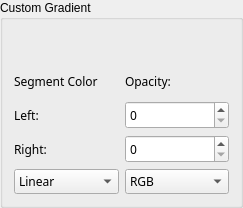
Qt form krita/ui/forms/wdgautogradient.ui (KDE/krita) before a commit.
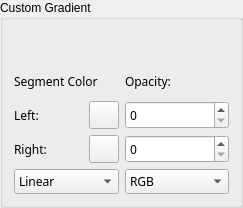
The same form after that commit. Custom widgets are drawn as their Qt base class.

Commit message:
Fix opacity handling in the gradient editing dialog.
* opacity goes up to 100
* don't get rounded to 0 all the time, first multiply then divide

```diff
--- a/krita/ui/forms/wdgautogradient.ui
+++ b/krita/ui/forms/wdgautogradient.ui
@@ -115,9 +115,7 @@
             <item>
              <widget class="KColorButton" name="leftColorButton" >
               <property name="sizePolicy" >
-               <sizepolicy>
-                <hsizetype>0</hsizetype>
-                <vsizetype>0</vsizetype>
+               <sizepolicy vsizetype="Fixed" hsizetype="Fixed" >
                 <horstretch>0</horstretch>
                 <verstretch>0</verstretch>
                </sizepolicy>
@@ -175,9 +173,7 @@
             <item>
              <widget class="KColorButton" name="rightColorButton" >
               <property name="sizePolicy" >
-               <sizepolicy>
-                <hsizetype>0</hsizetype>
-                <vsizetype>0</vsizetype>
+               <sizepolicy vsizetype="Fixed" hsizetype="Fixed" >
                 <horstretch>0</horstretch>
                 <verstretch>0</verstretch>
                </sizepolicy>
@@ -386,24 +382,20 @@
  <customwidgets>
   <customwidget>
    <class>KColorButton</class>
-   <extends>QWidget</extends>
+   <extends>QPushButton</extends>
    <header>kcolorbutton.h</header>
    <container>1</container>
-   <pixmap></pixmap>
-  </customwidget>
-  <customwidget>
-   <class>KisGradientSliderWidget</class>
-   <extends></extends>
-   <header>widgets/kis_gradient_slider_widget.h</header>
-   <container>0</container>
-   <pixmap></pixmap>
   </customwidget>
   <customwidget>
    <class>KIntSpinBox</class>
    <extends>QSpinBox</extends>
    <header>knuminput.h</header>
    <container>1</container>
-   <pixmap></pixmap>
+  </customwidget>
+  <customwidget>
+   <class>KisGradientSliderWidget</class>
+   <extends></extends>
+   <header>widgets/kis_gradient_slider_widget.h</header>
   </customwidget>
  </customwidgets>
  <resources/>
```
Left out of the diff: 66 changed lines with no effect on the pictures. The commit also changes 1 other file.
